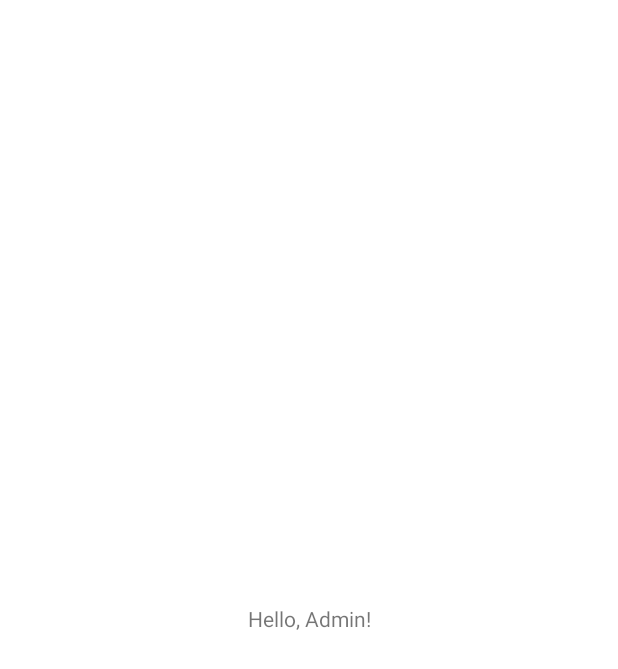
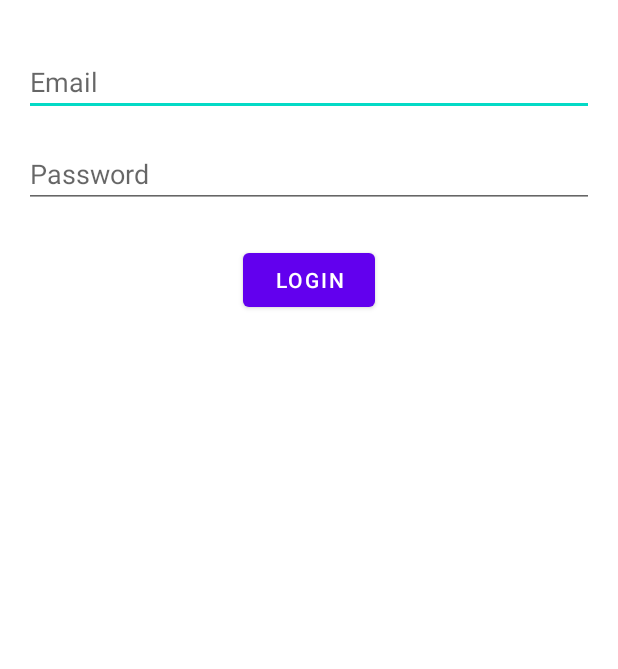
Before and after one commit to Saaiiikrishna/ams-java, an Android app: the screen it shows after launch (MainActivity before the commit, LoginActivity after it), on a phone screen of 412 x 824 dp. Before the commit the part shown is almost empty. Shown: the top 669 px of the screen. Run offline under Robolectric (Android 15) with nearby library versions, the phone set to English and light mode, and no system bars.

Commit message:
Add Android login screen

```diff
--- a/entity-admin-android/app/src/main/AndroidManifest.xml
+++ b/entity-admin-android/app/src/main/AndroidManifest.xml
@@ -4,11 +4,12 @@
     <application
         android:label="@string/app_name"
         android:theme="@style/Theme.EntityAdmin">
-        <activity android:name=".MainActivity">
+        <activity android:name=".LoginActivity">
             <intent-filter>
                 <action android:name="android.intent.action.MAIN" />
                 <category android:name="android.intent.category.LAUNCHER" />
             </intent-filter>
         </activity>
+        <activity android:name=".MainActivity" />
     </application>
 </manifest>
--- /dev/null
+++ b/entity-admin-android/app/src/main/java/com/example/entityadmin/LoginActivity.kt
@@ -0,0 +1,36 @@
+package com.example.entityadmin
+
+import android.os.Bundle
+import android.widget.Button
+import android.widget.EditText
+import android.widget.Toast
+import androidx.appcompat.app.AppCompatActivity
+
+class LoginActivity : AppCompatActivity() {
+    override fun onCreate(savedInstanceState: Bundle?) {
+        super.onCreate(savedInstanceState)
+        setContentView(R.layout.activity_login)
+
+        val emailInput = findViewById<EditText>(R.id.editEmail)
+        val passwordInput = findViewById<EditText>(R.id.editPassword)
+        val loginButton = findViewById<Button>(R.id.buttonLogin)
+
+        loginButton.setOnClickListener {
+            val email = emailInput.text.toString().trim()
+            val password = passwordInput.text.toString()
+
+            if (email.isEmpty()) {
+                emailInput.error = getString(R.string.error_email_required)
+                return@setOnClickListener
+            }
+
+            if (password.isEmpty()) {
+                passwordInput.error = getString(R.string.error_password_required)
+                return@setOnClickListener
+            }
+
+            // Placeholder success until backend integration
+            Toast.makeText(this, R.string.login_success, Toast.LENGTH_SHORT).show()
+        }
+    }
+}
--- /dev/null
+++ b/entity-admin-android/app/src/main/res/layout/activity_login.xml
@@ -0,0 +1,43 @@
+<?xml version="1.0" encoding="utf-8"?>
+<androidx.constraintlayout.widget.ConstraintLayout xmlns:android="http://schemas.android.com/apk/res/android"
+    xmlns:app="http://schemas.android.com/apk/res-auto"
+    android:layout_width="match_parent"
+    android:layout_height="match_parent">
+
+    <EditText
+        android:id="@+id/editEmail"
+        android:layout_width="0dp"
+        android:layout_height="wrap_content"
+        android:hint="@string/email_hint"
+        android:inputType="textEmailAddress"
+        app:layout_constraintTop_toTopOf="parent"
+        app:layout_constraintStart_toStartOf="parent"
+        app:layout_constraintEnd_toEndOf="parent"
+        android:layout_marginStart="16dp"
+        android:layout_marginEnd="16dp"
+        android:layout_marginTop="32dp" />
+
+    <EditText
+        android:id="@+id/editPassword"
+        android:layout_width="0dp"
+        android:layout_height="wrap_content"
+        android:hint="@string/password_hint"
+        android:inputType="textPassword"
+        app:layout_constraintTop_toBottomOf="@id/editEmail"
+        app:layout_constraintStart_toStartOf="parent"
+        app:layout_constraintEnd_toEndOf="parent"
+        android:layout_marginStart="16dp"
+        android:layout_marginEnd="16dp"
+        android:layout_marginTop="16dp" />
+
+    <Button
+        android:id="@+id/buttonLogin"
+        android:layout_width="wrap_content"
+        android:layout_height="wrap_content"
+        android:text="@string/login"
+        app:layout_constraintTop_toBottomOf="@id/editPassword"
+        app:layout_constraintStart_toStartOf="parent"
+        app:layout_constraintEnd_toEndOf="parent"
+        android:layout_marginTop="24dp" />
+
+</androidx.constraintlayout.widget.ConstraintLayout>
--- a/entity-admin-android/app/src/main/res/values/strings.xml
+++ b/entity-admin-android/app/src/main/res/values/strings.xml
@@ -1,4 +1,10 @@
 <resources>
     <string name="app_name">Entity Admin</string>
     <string name="hello_world">Hello, Admin!</string>
+    <string name="email_hint">Email</string>
+    <string name="password_hint">Password</string>
+    <string name="login">Login</string>
+    <string name="error_email_required">Email is required</string>
+    <string name="error_password_required">Password is required</string>
+    <string name="login_success">Login successful (stub)</string>
 </resources>
```
Also changed, not shown: 2 other files.
